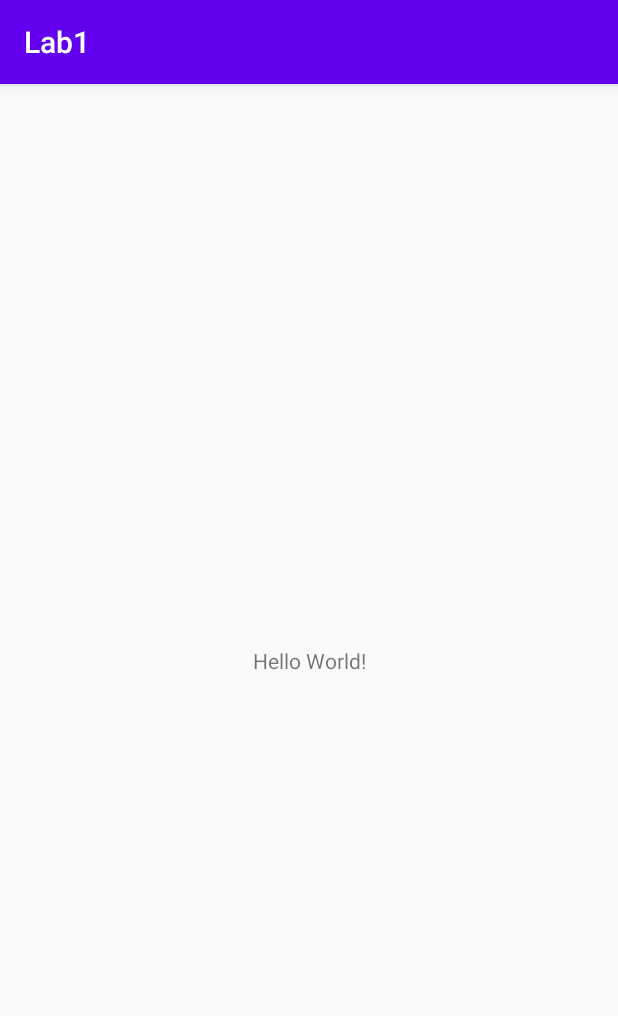
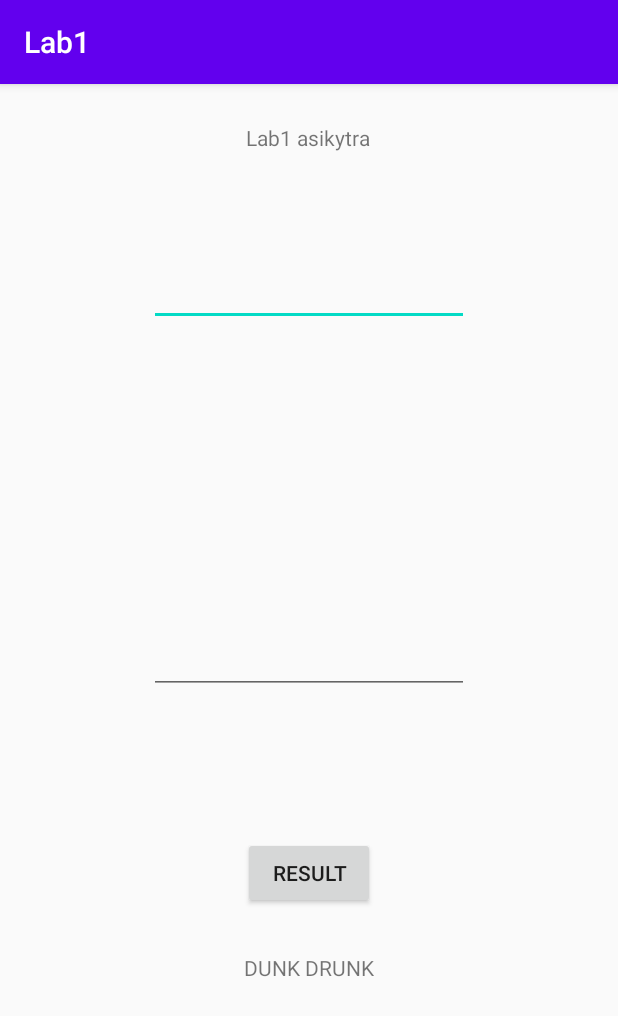
Before and after one commit to artykisa/Android_Labs, an Android app: the screen it shows after launch (MainActivity), on a phone screen of 412 x 824 dp. Shown: the top 1016 px of the screen. Run offline under Robolectric (Android 15) with nearby library versions, the phone set to English and light mode, and no system bars.

Commit message:
start view

```diff
--- a/lab1/app/src/main/java/com/example/lab1/MainActivity.kt
+++ b/lab1/app/src/main/java/com/example/lab1/MainActivity.kt
@@ -2,10 +2,15 @@ package com.example.lab1
 
 import androidx.appcompat.app.AppCompatActivity
 import android.os.Bundle
+import kotlinx.android.synthetic.main.activity_main.*
 
 class MainActivity : AppCompatActivity() {
     override fun onCreate(savedInstanceState: Bundle?) {
         super.onCreate(savedInstanceState)
         setContentView(R.layout.activity_main)
+
+        button_result.setOnClickListener {
+            resultText.text = "Hello Kitty!"
+        }
     }
 }
--- a/lab1/app/src/main/res/layout/activity_main.xml
+++ b/lab1/app/src/main/res/layout/activity_main.xml
@@ -7,12 +7,57 @@
     tools:context=".MainActivity">
 
     <TextView
+        android:id="@+id/textView"
         android:layout_width="wrap_content"
         android:layout_height="wrap_content"
-        android:text="Hello World!"
+        android:text="Lab1 asikytra"
         app:layout_constraintBottom_toBottomOf="parent"
+        app:layout_constraintHorizontal_bias="0.498"
         app:layout_constraintLeft_toLeftOf="parent"
         app:layout_constraintRight_toRightOf="parent"
+        app:layout_constraintTop_toTopOf="parent"
+        app:layout_constraintVertical_bias="0.035" />
+
+    <EditText
+        android:id="@+id/editTextNumber"
+        android:layout_width="wrap_content"
+        android:layout_height="wrap_content"
+        android:layout_marginTop="116dp"
+        android:ems="10"
+        android:inputType="number"
+        app:layout_constraintEnd_toEndOf="@+id/editTextNumber2"
+        app:layout_constraintStart_toStartOf="@+id/editTextNumber2"
         app:layout_constraintTop_toTopOf="parent" />
 
+    <EditText
+        android:id="@+id/editTextNumber2"
+        android:layout_width="wrap_content"
+        android:layout_height="wrap_content"
+        android:ems="10"
+        android:inputType="number"
+        app:layout_constraintBottom_toBottomOf="parent"
+        app:layout_constraintEnd_toEndOf="parent"
+        app:layout_constraintStart_toStartOf="parent"
+        app:layout_constraintTop_toTopOf="parent" />
+
+    <TextView
+        android:id="@+id/resultText"
+        android:layout_width="wrap_content"
+        android:layout_height="wrap_content"
+        android:layout_marginBottom="169dp"
+        android:text="DUNK DRUNK"
+        app:layout_constraintBottom_toBottomOf="parent"
+        app:layout_constraintEnd_toEndOf="parent"
+        app:layout_constraintStart_toStartOf="parent" />
+
+    <Button
+        android:id="@+id/button_result"
+        android:layout_width="wrap_content"
+        android:layout_height="wrap_content"
+        android:layout_marginBottom="29dp"
+        android:text="Result"
+        app:layout_constraintBottom_toTopOf="@+id/resultText"
+        app:layout_constraintEnd_toEndOf="parent"
+        app:layout_constraintStart_toStartOf="parent" />
+
 </androidx.constraintlayout.widget.ConstraintLayout>
```
